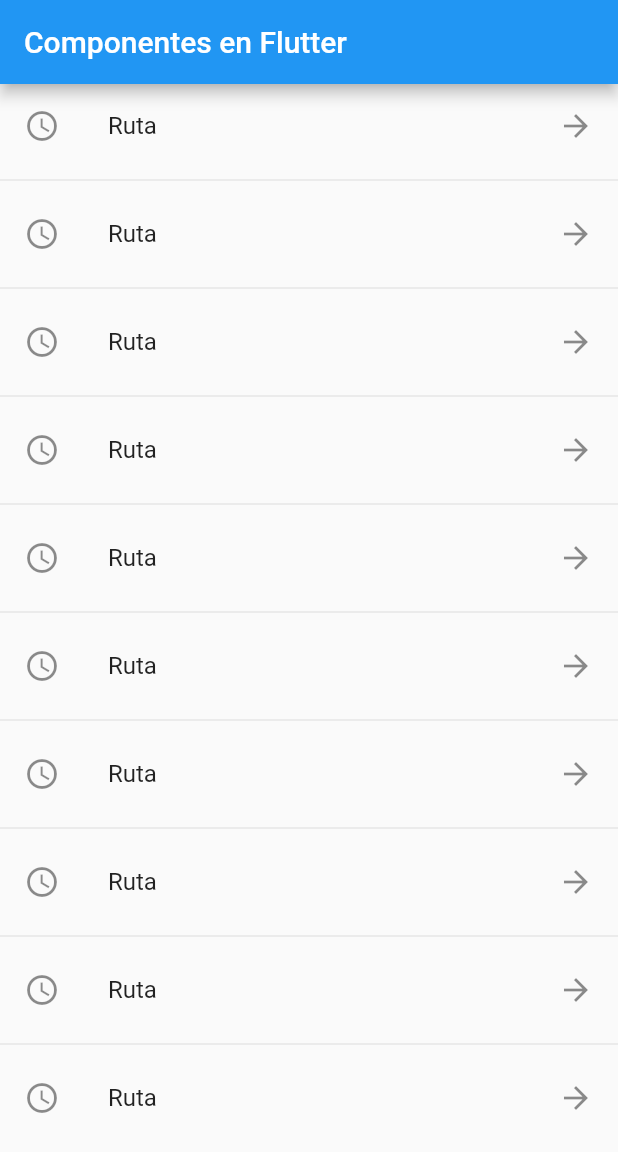
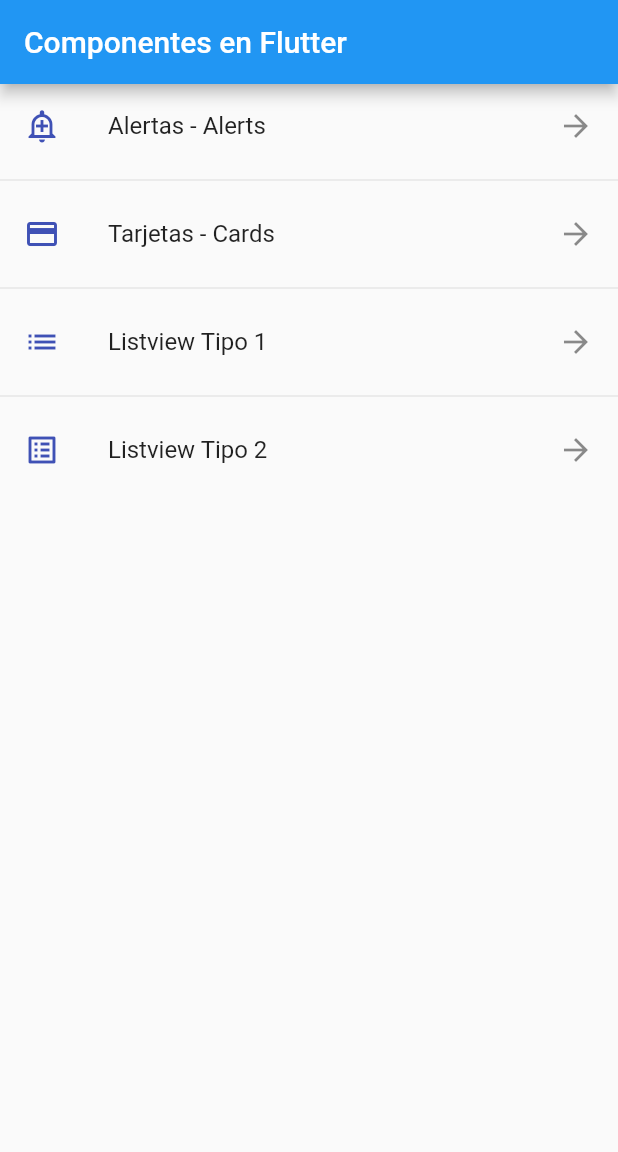
Before and after one commit to DavidCastelloBatet/flutter_widgets_app, a Flutter app: the screen it shows after launch, on a phone screen of 412 x 824 dp. Shown: the top 1152 px of the screen. Run offline on Flutter 3.47's test engine with Material 2 defaults, Android fonts, the phone set to English and light mode, and no system bars.

Commit message:
definicio rutes acabades

```diff
--- a/lib/main.dart
+++ b/lib/main.dart
@@ -13,7 +13,7 @@ class MyApp extends StatelessWidget {
       title: 'Material App',
       //home: const AlertScreen(),
       initialRoute: Routes.initialRoute,
-      routes: Routes.getRoutes,
+      routes: Routes.getAppRoutes(),
       onGenerateRoute: Routes.onGenerateRoute,
     );
   }
--- a/lib/routes/routes.dart
+++ b/lib/routes/routes.dart
@@ -5,13 +5,51 @@ import 'package:widgets_app/screens/screens.dart';
 class Routes {
   static String initialRoute = '/';
 
-  static Map<String, WidgetBuilder> getRoutes = {
-    '/': (BuildContext context) => const HomeScreen(),
-    'alert': (BuildContext context) => const AlertScreen(),
-    'card': (BuildContext context) => const CardScreen(),
-    'listview1': (BuildContext context) => const Listview1Screen(),
-    'listview2': (BuildContext context) => const Listview2Screen(),
-  };
+  static final menuOptions = <MenuOption>[
+    MenuOption(
+        route: '/',
+        name: 'Home Screen',
+        screen: const HomeScreen(),
+        icon: Icons.home),
+    MenuOption(
+        route: 'alert',
+        name: 'Alertas - Alerts',
+        screen: const AlertScreen(),
+        icon: Icons.add_alert_outlined),
+    MenuOption(
+        route: 'card',
+        name: 'Tarjetas - Cards',
+        screen: const CardScreen(),
+        icon: Icons.credit_card),
+    MenuOption(
+        route: 'listview1',
+        name: 'Listview Tipo 1',
+        screen: const Listview1Screen(),
+        icon: Icons.list),
+    MenuOption(
+        route: 'listview2',
+        name: 'Listview Tipo 2',
+        screen: const Listview2Screen(),
+        icon: Icons.list_alt_outlined)
+  ];
+
+  static Map<String, WidgetBuilder> getAppRoutes() {
+    Map<String, WidgetBuilder> appRoutes = {};
+
+    for (final option in menuOptions) {
+      appRoutes.addAll(({option.route: (context) => option.screen}));
+    }
+    return appRoutes;
+  }
+
+// Metode normal per definir les rutes
+  // static Map<String, WidgetBuilder> getRoutes = {
+  //   '/': (BuildContext context) => const HomeScreen(),
+  //   'alert': (BuildContext context) => const AlertScreen(),
+  //   'card': (BuildContext context) => const CardScreen(),
+  //   'listview1': (BuildContext context) => const Listview1Screen(),
+  //   'listview2': (BuildContext context) => const Listview2Screen(),
+  // };
 
   static Route<dynamic> onGenerateRoute(RouteSettings settings) {
     return MaterialPageRoute(builder: (context) => const AlertScreen());
--- a/lib/screens/home_screen.dart
+++ b/lib/screens/home_screen.dart
@@ -1,4 +1,5 @@
 import 'package:flutter/material.dart';
+import 'package:widgets_app/routes/routes.dart';
 
 class HomeScreen extends StatelessWidget {
   const HomeScreen({Key? key}) : super(key: key);
@@ -8,13 +9,17 @@ class HomeScreen extends StatelessWidget {
     return Scaffold(
       appBar: AppBar(title: const Text('Componentes en Flutter')),
       body: ListView.separated(
-        itemCount: 10,
+        itemCount: Routes.menuOptions.length - 1,
         separatorBuilder: (_, __) => const Divider(),
         itemBuilder: (context, index) => ListTile(
-          leading: Icon(Icons.access_time),
-          title: Text('Ruta'),
-          trailing: Icon(Icons.arrow_forward_outlined),
-          onTap: () => Navigator.pushNamed(context, 'listview1'),
+          leading: Icon(
+            Routes.menuOptions[index + 1].icon,
+            color: Colors.indigo,
+          ),
+          title: Text(Routes.menuOptions[index + 1].name),
+          trailing: const Icon(Icons.arrow_forward_outlined),
+          onTap: () =>
+              Navigator.pushNamed(context, Routes.menuOptions[index + 1].route),
         ),
       ),
     );
```
